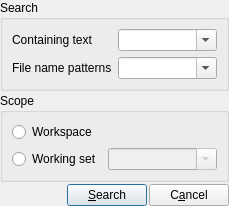
The window that resources/ui/dialogs/search.ui (prymatex/prymatex) describes before a commit, drawn with Qt 5.
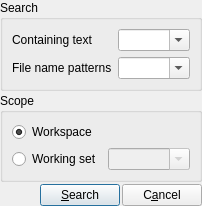
The same window after the commit. Icons and pictures are not drawn.

Diff of the .ui file:
```diff
--- a/resources/ui/dialogs/search.ui
+++ b/resources/ui/dialogs/search.ui
@@ -2,14 +2,6 @@
 <ui version="4.0">
  <class>SearchDialog</class>
  <widget class="QDialog" name="SearchDialog">
-  <property name="geometry">
-   <rect>
-    <x>0</x>
-    <y>0</y>
-    <width>229</width>
-    <height>204</height>
-   </rect>
-  </property>
   <property name="windowTitle">
    <string>Search</string>
   </property>
@@ -95,6 +87,9 @@
         <property name="text">
          <string>Workspace</string>
         </property>
+        <property name="checked">
+         <bool>true</bool>
+        </property>
        </widget>
       </item>
       <item>
```
